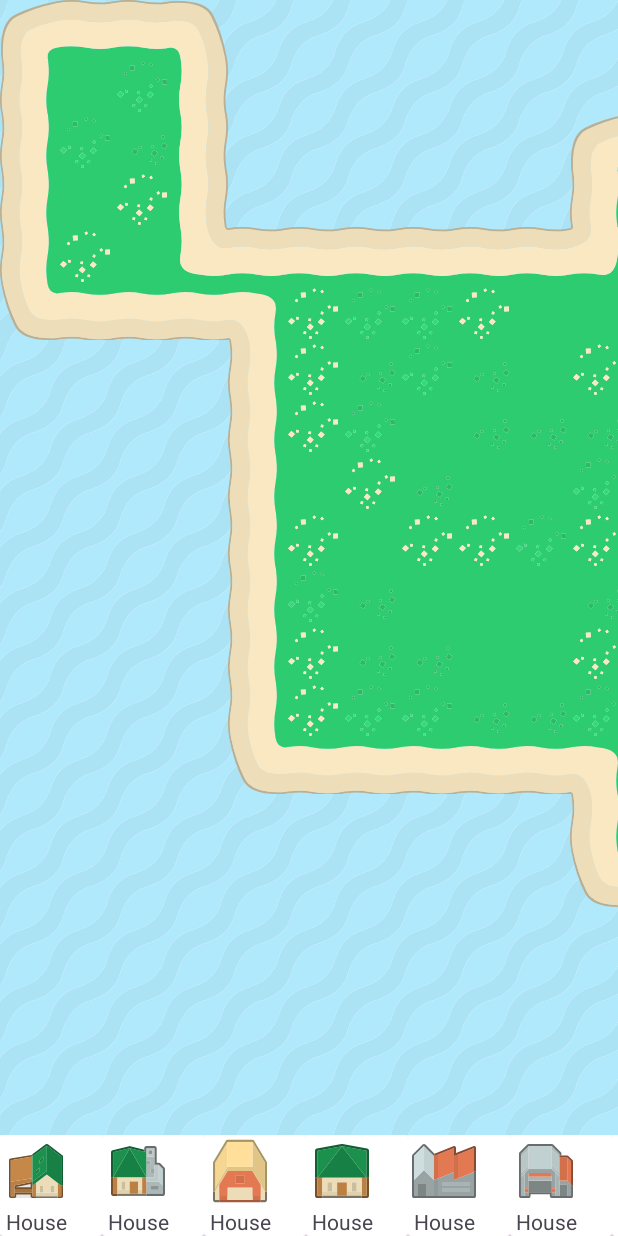
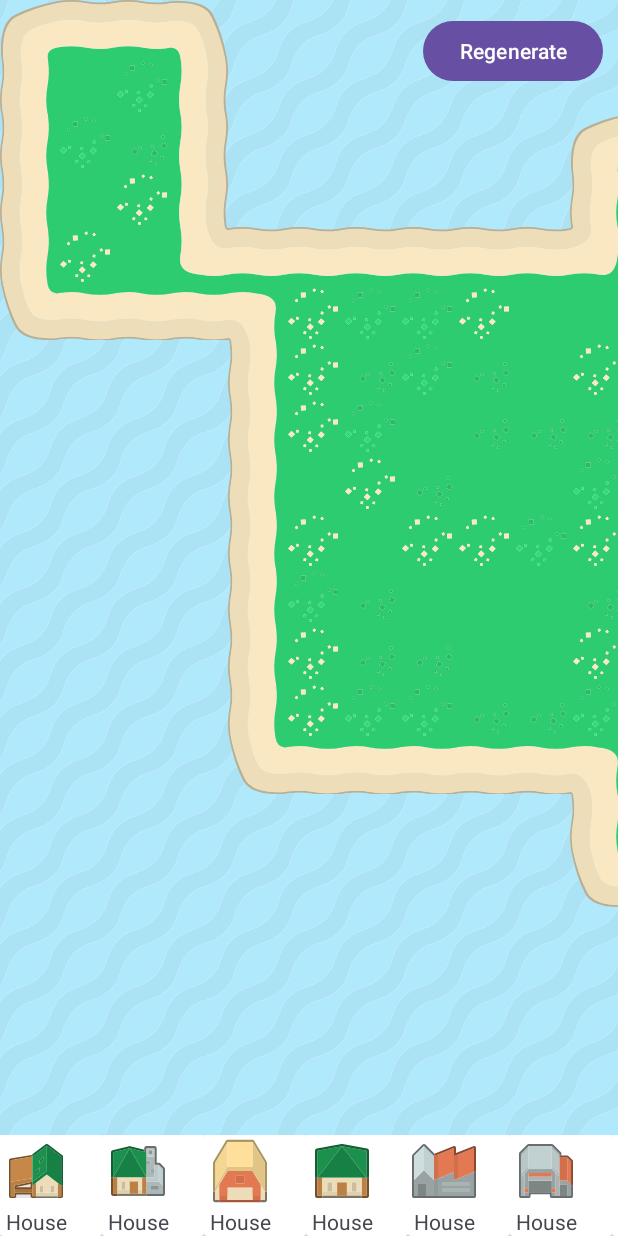
Before and after one commit to ssoyeonisgood/IslandBuilder, an Android app: the screen it shows after launch (MainActivity), on a phone screen of 412 x 824 dp. Run offline under Robolectric (Android 15) with nearby library versions, the phone set to English and light mode, and no system bars.

Commit message:
made delete structure and regenerate function

```diff
--- a/app/src/main/java/com/example/islandbuilder/MainActivity.java
+++ b/app/src/main/java/com/example/islandbuilder/MainActivity.java
@@ -4,23 +4,43 @@ import androidx.appcompat.app.AppCompatActivity;
 import androidx.fragment.app.FragmentManager;
 
 import android.os.Bundle;
+import android.widget.Button;
+
+import java.util.Map;
 
 public class MainActivity extends AppCompatActivity {
 
     MapFragment mapFragment = new MapFragment();
     SelectorFragment selectorFragment = new SelectorFragment();
 
+    MapData mapData;
+
+    Button regenerateButton;
+
+    MapAdapter mapAdapter;
+
     @Override
     protected void onCreate(Bundle savedInstanceState) {
         super.onCreate(savedInstanceState);
         setContentView(R.layout.activity_main);
 
+        mapData = MapData.get();
+
+        regenerateButton = findViewById(R.id.regenerateButton);
         FragmentManager fragManager = getSupportFragmentManager();
         fragManager.beginTransaction().replace(R.id.mapFrag, mapFragment).commit();
         fragManager.beginTransaction().replace(R.id.selectorFrag, selectorFragment).commit();
 
         mapFragment.setSelectorFragment(selectorFragment);
 
+        regenerateButton.setOnClickListener(v -> {
+            mapData.regenerate();
+            mapAdapter = (MapAdapter) mapFragment.getMapAdapter();
+            mapAdapter.notifyItemRangeChanged(0, MapData.WIDTH * MapData.HEIGHT);
+        });
+
+
+
 
 
     }
--- a/app/src/main/java/com/example/islandbuilder/MapAdapter.java
+++ b/app/src/main/java/com/example/islandbuilder/MapAdapter.java
@@ -1,23 +1,26 @@
 package com.example.islandbuilder;
 
+import static android.view.DragEvent.ACTION_DROP;
+
+import android.graphics.drawable.Drawable;
 import android.view.LayoutInflater;
 import android.view.View;
 import android.view.ViewGroup;
+import android.widget.ImageView;
 
 import androidx.annotation.NonNull;
 import androidx.recyclerview.widget.RecyclerView;
 
 public class MapAdapter extends RecyclerView.Adapter<MapVH> {
-    MapElement[][] grid;
 
-    public MapAdapter(MapElement[][] grid){
-        this.grid = grid;
+    public MapAdapter(){
     }
     @NonNull
     @Override
     public MapVH onCreateViewHolder(@NonNull ViewGroup parent, int viewType) {
         LayoutInflater layoutInflater = LayoutInflater.from(parent.getContext());
         View view= layoutInflater.inflate(R.layout.grid_cell,parent,false);
+
         MapVH mapVHolder = new MapVH(view,parent);
         return mapVHolder;
     }
@@ -26,6 +29,7 @@ public class MapAdapter extends RecyclerView.Adapter<MapVH> {
     public void onBindViewHolder(@NonNull MapVH holder, int position) {
         int row = position % MapData.HEIGHT;
         int col = position / MapData.HEIGHT;
+        MapElement[][] grid = MapData.get().getGrid();
         MapElement mapElement = grid[row][col];
         holder.image1.setImageResource(mapElement.getNorthWest());
         holder.image2.setImageResource(mapElement.getNorthEast());
@@ -35,10 +39,42 @@ public class MapAdapter extends RecyclerView.Adapter<MapVH> {
         if (mapElement.getStructure() != null) {
             holder.image5.setImageResource(mapElement.getStructure().getDrawableId());
         }
+
+        holder.image5.setOnClickListener(v -> {
+            if(mapElement.getStructure() != null) {
+                mapElement.setStructure(null);
+                notifyItemChanged(position);
+            }
+        });
+
+        holder.image5.setOnDragListener((v, e ) -> {
+            switch(e.getAction()) {
+                case ACTION_DROP:
+                    Structure selectedStructure = (Structure) e.getLocalState();
+                    if (mapElement.isBuildable()) {
+                        mapElement.setStructure(selectedStructure);
+                        notifyItemChanged(position);
+                    }
+                    return true;
+            }
+            return true;
+        });
+
+
     }
 
     @Override
     public int getItemCount() {
         return MapData.HEIGHT*MapData.WIDTH;
     }
+
+    @Override
+    public long getItemId(int position) {
+        return position;
+    }
+
+    @Override
+    public int getItemViewType(int position) {
+        return position;
+    }
 }
--- a/app/src/main/java/com/example/islandbuilder/MapFragment.java
+++ b/app/src/main/java/com/example/islandbuilder/MapFragment.java
@@ -10,22 +10,20 @@ import androidx.recyclerview.widget.RecyclerView;
 import android.view.LayoutInflater;
 import android.view.View;
 import android.view.ViewGroup;
+import android.widget.Button;
 
 import java.util.List;
 
 public class MapFragment extends Fragment {
     RecyclerView recyclerView;
     RecyclerView.Adapter mapAdapter;
-    MapElement[][] grid;
     MapData mapData;
     SelectorFragment selectorFragment;
-
 
     @Override
     public void onCreate(Bundle savedInstanceState) {
         super.onCreate(savedInstanceState);
         mapData = mapData.get();
-        grid = mapData.getGrid();
 
     }
 
@@ -36,13 +34,16 @@ public class MapFragment extends Fragment {
         View rootView = inflater.inflate(R.layout.fragment_map,container,false);
         recyclerView = rootView.findViewById(R.id.mapRecyclerView);
         recyclerView.setLayoutManager(new GridLayoutManager(getActivity(), MapData.HEIGHT, GridLayoutManager.HORIZONTAL, false));
-        mapAdapter = new MapAdapter(grid);
+        mapAdapter = new MapAdapter();
         recyclerView.setAdapter(mapAdapter);
-
         return rootView;
     }
 
     public void setSelectorFragment(SelectorFragment selectorFragment) {
         this.selectorFragment = selectorFragment;
     }
+
+    public RecyclerView.Adapter getMapAdapter() {
+        return mapAdapter;
+    }
 }
--- a/app/src/main/java/com/example/islandbuilder/SelectorFragment.java
+++ b/app/src/main/java/com/example/islandbuilder/SelectorFragment.java
@@ -45,27 +45,11 @@ public class SelectorFragment extends Fragment {
        structureAdapter = new StructureAdapter(structureList);
        recyclerView.setAdapter(structureAdapter);
 
-        ItemTouchHelper itemTouchHelper = new ItemTouchHelper(simpleCallback);
-        itemTouchHelper.attachToRecyclerView(recyclerView);
-
         return rootView;
     }
-    ItemTouchHelper.SimpleCallback simpleCallback = new ItemTouchHelper
-            .SimpleCallback(ItemTouchHelper.UP | ItemTouchHelper.DOWN | ItemTouchHelper.START | ItemTouchHelper.END, 0 ) {
-        @Override
-        public boolean onMove(@NonNull RecyclerView recyclerView, @NonNull RecyclerView.ViewHolder viewHolder, @NonNull RecyclerView.ViewHolder target) {
-            int fromPosition = viewHolder.getBindingAdapterPosition();
-            int toPosition = target.getBindingAdapterPosition();
-            Collections.swap(structureList,fromPosition,toPosition);
-            recyclerView.getAdapter().notifyItemMoved(fromPosition, toPosition);
-            return false;
-        }
 
-        @Override
-        public void onSwiped(@NonNull RecyclerView.ViewHolder viewHolder, int direction) {
 
-        }
-    };
+
 
     public Structure getSelectedStructure() {
         return selectedStructure;
--- a/app/src/main/java/com/example/islandbuilder/StructureVH.java
+++ b/app/src/main/java/com/example/islandbuilder/StructureVH.java
@@ -1,5 +1,8 @@
 package com.example.islandbuilder;
 
+import android.content.ClipData;
+import android.content.ClipDescription;
+import android.media.Image;
 import android.view.View;
 import android.view.ViewGroup;
 import android.widget.ImageView;
--- a/app/src/main/res/layout/activity_main.xml
+++ b/app/src/main/res/layout/activity_main.xml
@@ -14,7 +14,17 @@
         app:layout_constraintLeft_toLeftOf="parent"
         app:layout_constraintTop_toTopOf="parent"
         app:layout_constraintBottom_toTopOf="@+id/selectorFrag">
+
     </FrameLayout>
+    <Button
+        android:id="@+id/regenerateButton"
+        android:layout_width="wrap_content"
+        android:layout_height="wrap_content"
+        android:text="Regenerate"
+        app:layout_constraintEnd_toEndOf="parent"
+        app:layout_constraintTop_toTopOf="parent"
+        android:layout_marginTop="10dp"
+        android:layout_marginRight="10dp"/>
 
     <FrameLayout
         android:id="@+id/selectorFrag"
```
Also changed, not shown: app/src/main/java/com/example/islandbuilder/MapVH.java (+7 -0 lines), app/src/main/java/com/example/islandbuilder/StructureAdapter.java (+14 -2 lines).
